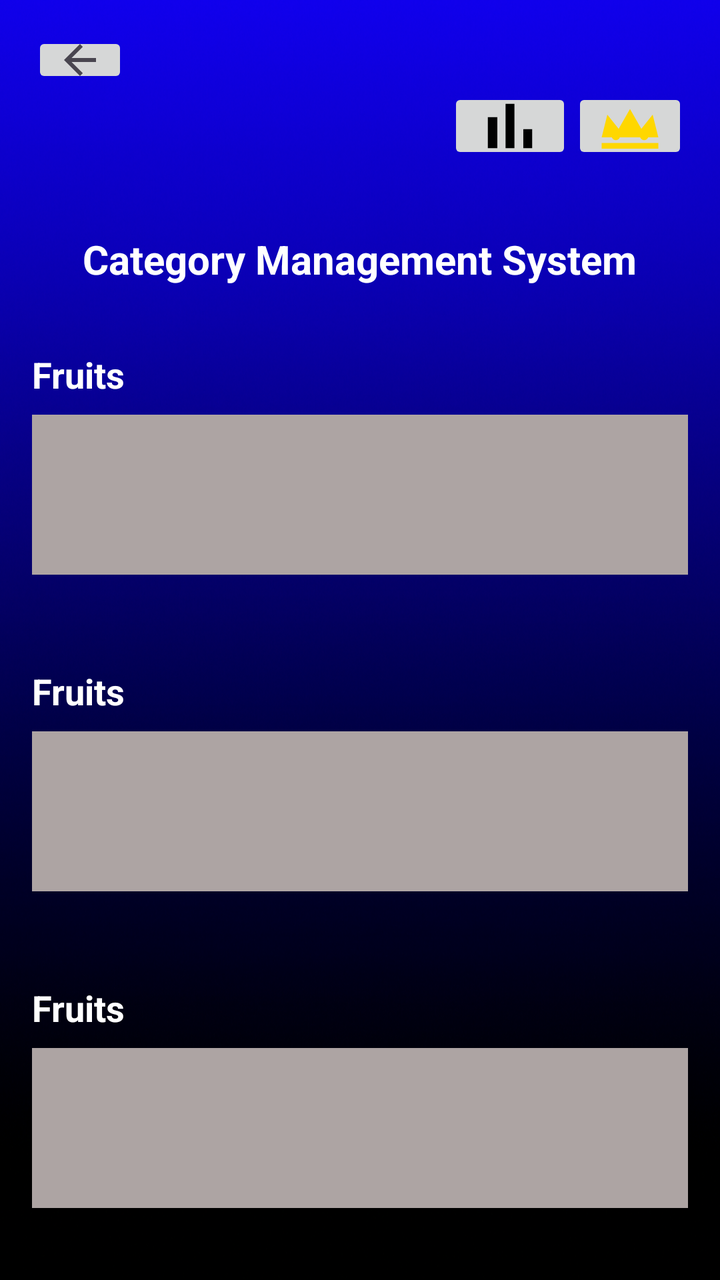
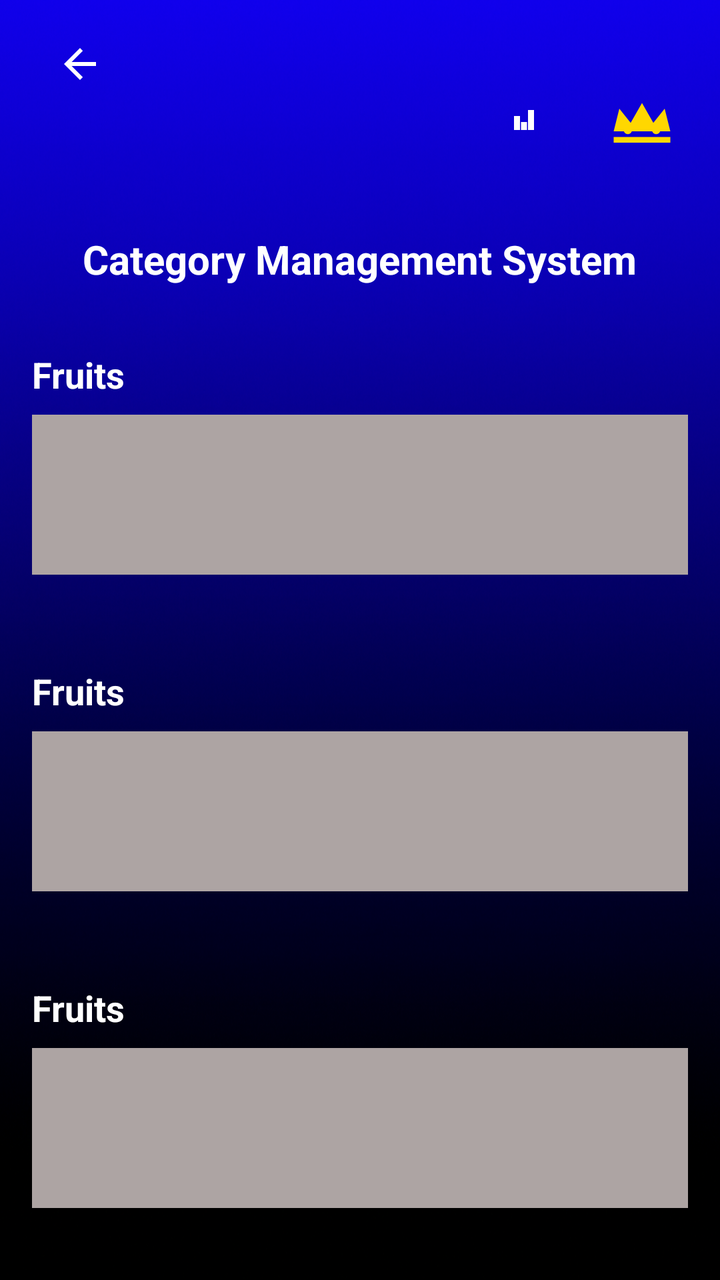

Compare the two renders of this Android layout. The source of the first and the diff that turns it into the second are given below.
<!-- AndroidManifest.xml: application theme Theme.CashUp -->
<!-- res/layout/activity_category_management_view.xml -->
<?xml version="1.0" encoding="utf-8"?>
<LinearLayout xmlns:android="http://schemas.android.com/apk/res/android"
    xmlns:app="http://schemas.android.com/apk/res-auto"
    xmlns:tools="http://schemas.android.com/tools"
    android:id="@+id/main"
    android:layout_width="match_parent"
    android:layout_height="match_parent"
    android:background="#FFFFFF"
    android:fadingEdge="none"
    tools:context=".categoryManagementView">

    <LinearLayout
        android:layout_width="match_parent"
        android:layout_height="wrap_content"
        android:background="@drawable/background"
        android:orientation="vertical"
        android:padding="16dp">

        <LinearLayout
            android:layout_width="wrap_content"
            android:layout_height="28dp"
            android:orientation="horizontal">

            <ImageButton
                android:id="@+id/backButton"
                android:layout_width="wrap_content"
                android:layout_height="match_parent"
                app:srcCompat="?attr/actionModeCloseDrawable" />
        </LinearLayout>

        <LinearLayout
            android:layout_width="wrap_content"
            android:layout_height="38dp"
            android:layout_gravity="end"
            android:orientation="horizontal">

            <ImageButton
                android:id="@+id/stats"
                android:layout_width="wrap_content"
                android:layout_height="wrap_content"
                app:srcCompat="@drawable/ic_stats" />

            <ImageButton
                android:id="@+id/crown"
                android:layout_width="wrap_content"
                android:layout_height="match_parent"
                android:layout_gravity="end"
                app:srcCompat="@drawable/ic_crown" />
        </LinearLayout>

        <Space
            android:layout_width="match_parent"
            android:layout_height="34dp" />

        <TextView
            android:id="@+id/title"
            android:layout_width="wrap_content"
            android:layout_height="wrap_content"
            android:layout_gravity="center"
            android:layout_marginBottom="16dp"
            android:text="Category Management System"
            android:textColor="@color/white"
            android:textSize="20sp"
            android:textStyle="bold" />

        <TextView
            android:layout_width="wrap_content"
            android:layout_height="wrap_content"
            android:text="Fruits"
            android:textSize="18sp"
            android:textStyle="bold"
            android:textColor="@color/white"
            android:layout_marginTop="16dp"
            android:layout_marginBottom="8dp" />

        <androidx.recyclerview.widget.RecyclerView
            android:id="@+id/Category1"
            android:layout_width="match_parent"
            android:layout_height="80dp"
            android:layout_gravity="center_vertical"
            android:background="#ADA4A3"
            android:contextClickable="false"
            android:outlineProvider="none" />

        <Space
            android:layout_width="match_parent"
            android:layout_height="30dp" />

        <TextView
            android:layout_width="wrap_content"
            android:layout_height="wrap_content"
            android:text="Fruits"
            android:textSize="18sp"
            android:textStyle="bold"
            android:textColor="@color/white"
            android:layout_marginTop="16dp"
            android:layout_marginBottom="8dp" />

        <androidx.recyclerview.widget.RecyclerView
            android:id="@+id/Category2"
            android:layout_width="match_parent"
            android:layout_height="80dp"
            android:background="#ADA4A3" />

        <Space
            android:layout_width="match_parent"
            android:layout_height="30dp" />

        <TextView
            android:layout_width="wrap_content"
            android:layout_height="wrap_content"
            android:text="Fruits"
            android:textSize="18sp"
            android:textStyle="bold"
            android:textColor="@color/white"
            android:layout_marginTop="16dp"
            android:layout_marginBottom="8dp" />

        <androidx.recyclerview.widget.RecyclerView
            android:id="@+id/Category3"
            android:layout_width="match_parent"
            android:layout_height="80dp"
            android:background="#ADA4A3" />
    </LinearLayout>
    </LinearLayout>
<!-- resources referenced by this layout -->
<resources>
  <color name="white">#FFFFFFFF</color>
  <!-- drawable background: png bitmap (drawable, 768113 bytes) -->
  <!-- drawable ic_crown (drawable) -->
  <vector xmlns:android="http://schemas.android.com/apk/res/android"
      android:width="34dp"
      android:height="34dp"
      android:viewportWidth="24"
      android:viewportHeight="24"
      android:tint="#FFD700">
  
      
      <path
          android:fillColor="#FFD700"
          android:pathData="M2,16L4,8L8,13L12,6L16,13L20,8L22,16L2,16Z"/>
  
      
      <path
          android:fillColor="#FFD700"
          android:pathData="M2,18H22V20H2V18Z"/>
  
      
      <path
          android:fillColor="#FF0000"
          android:pathData="M8.5,15.5a1.5,1.5 0 1,1 -3,0a1.5,1.5 0 1,1 3,0"/>
  
      
      <path
          android:fillColor="#00BFFF"
          android:pathData="M13,13a2,2 0 1,1 -4,0a2,2 0 1,1 4,0"/>
  
      
      <path
          android:fillColor="#00FF00"
          android:pathData="M18.5,15.5a1.5,1.5 0 1,1 -3,0a1.5,1.5 0 1,1 3,0"/>
  </vector>
  <!-- drawable ic_stats (drawable) -->
  <vector xmlns:android="http://schemas.android.com/apk/res/android"
      android:width="38dp"
      android:height="38dp"
      android:viewportWidth="24"
      android:viewportHeight="24">
  
      <path
          android:fillColor="#000000"
          android:pathData="M5,9.2h3L8,19L5,19zM10.6,5h2.8v14h-2.8zM16.2,13L19,13v6h-2.8z"/>
  </vector>
  <style name="Theme.CashUp" parent="Base.Theme.CashUp" />
  <style name="Base.Theme.CashUp" parent="Theme.Material3.DayNight.NoActionBar">
          
          
      </style>
</resources>

<!-- the commit's change to res/layout/activity_category_management_view.xml (unified diff, before → after) -->
@@ -22,10 +22,15 @@
             android:orientation="horizontal">
 
             <ImageButton
-                android:id="@+id/backButton"
-                android:layout_width="wrap_content"
-                android:layout_height="match_parent"
-                app:srcCompat="?attr/actionModeCloseDrawable" />
+                android:id="@+id/backButton2"
+                android:layout_width="48dp"
+                android:layout_height="32dp"
+                android:layout_weight="1"
+                android:background="?attr/selectableItemBackgroundBorderless"
+                android:contentDescription="Back"
+                android:src="@drawable/ic_arrow_back"
+                app:layout_constraintStart_toStartOf="parent"
+                app:layout_constraintTop_toTopOf="parent" />
         </LinearLayout>
 
         <LinearLayout
@@ -35,17 +40,28 @@
             android:orientation="horizontal">
 
             <ImageButton
-                android:id="@+id/stats"
-                android:layout_width="wrap_content"
-                android:layout_height="wrap_content"
-                app:srcCompat="@drawable/ic_stats" />
+                android:id="@+id/leaderboardButton2"
+                android:layout_width="56dp"
+                android:layout_height="32dp"
+                android:layout_gravity="right"
+                android:layout_marginEnd="8dp"
+                android:layout_weight="1"
+                android:background="?attr/selectableItemBackgroundBorderless"
+                android:contentDescription="Leaderboard"
+                android:src="@drawable/ic_leaderboard"
+                app:layout_constraintEnd_toStartOf="@id/crownButton"
+                app:layout_constraintTop_toTopOf="parent" />
 
             <ImageButton
-                android:id="@+id/crown"
-                android:layout_width="wrap_content"
-                android:layout_height="match_parent"
-                android:layout_gravity="end"
-                app:srcCompat="@drawable/ic_crown" />
+                android:id="@+id/crownButton2"
+                android:layout_width="46dp"
+                android:layout_height="32dp"
+                android:layout_weight="1"
+                android:background="?attr/selectableItemBackgroundBorderless"
+                android:contentDescription="Crown"
+                android:src="@drawable/ic_crown"
+                app:layout_constraintEnd_toEndOf="parent"
+                app:layout_constraintTop_toTopOf="parent" />
         </LinearLayout>
 
         <Space
<!-- resource entries referenced after the edit -->
@@ -2,6 +2,16 @@
 <resources>
   <color name="white">#FFFFFFFF</color>
   <!-- drawable background: png bitmap (drawable, 768113 bytes) -->
+  <!-- drawable ic_arrow_back (drawable) -->
+  <vector xmlns:android="http://schemas.android.com/apk/res/android"
+      android:width="24dp"
+      android:height="24dp"
+      android:viewportWidth="24"
+      android:viewportHeight="24">
+      <path
+          android:fillColor="#FFFFFF"
+          android:pathData="M20,11H7.83l5.59,-5.59L12,4l-8,8 8,8 1.41,-1.41L7.83,13H20v-2z"/>
+  </vector>
   <!-- drawable ic_crown (drawable) -->
   <vector xmlns:android="http://schemas.android.com/apk/res/android"
       android:width="34dp"
@@ -35,16 +45,15 @@
           android:fillColor="#00FF00"
           android:pathData="M18.5,15.5a1.5,1.5 0 1,1 -3,0a1.5,1.5 0 1,1 3,0"/>
   </vector>
-  <!-- drawable ic_stats (drawable) -->
+  <!-- drawable ic_leaderboard (drawable) -->
   <vector xmlns:android="http://schemas.android.com/apk/res/android"
-      android:width="38dp"
-      android:height="38dp"
+      android:width="24dp"
+      android:height="24dp"
       android:viewportWidth="24"
       android:viewportHeight="24">
-  
       <path
-          android:fillColor="#000000"
-          android:pathData="M5,9.2h3L8,19L5,19zM10.6,5h2.8v14h-2.8zM16.2,13L19,13v6h-2.8z"/>
+          android:fillColor="#FFFFFF"
+          android:pathData="M7,17h3v-7H7v7zM14,17h3v-10h-3v10zM10.5,17h3v-4h-3v4z"/>
   </vector>
   <style name="Theme.CashUp" parent="Base.Theme.CashUp" />
   <style name="Base.Theme.CashUp" parent="Theme.Material3.DayNight.NoActionBar">
